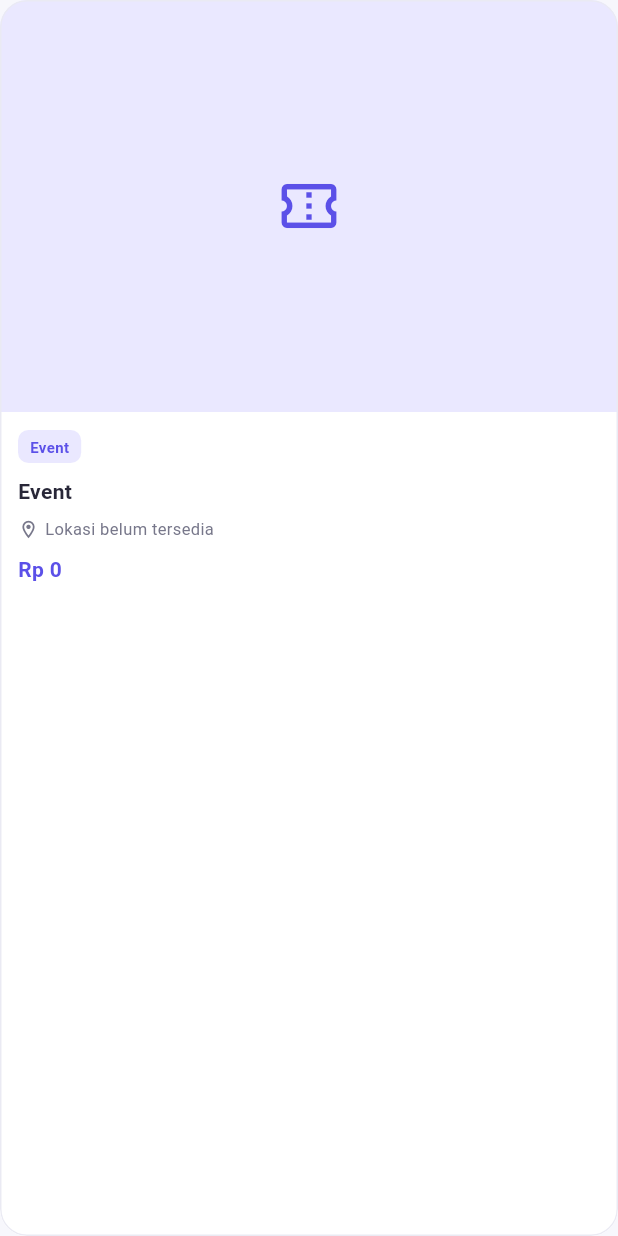
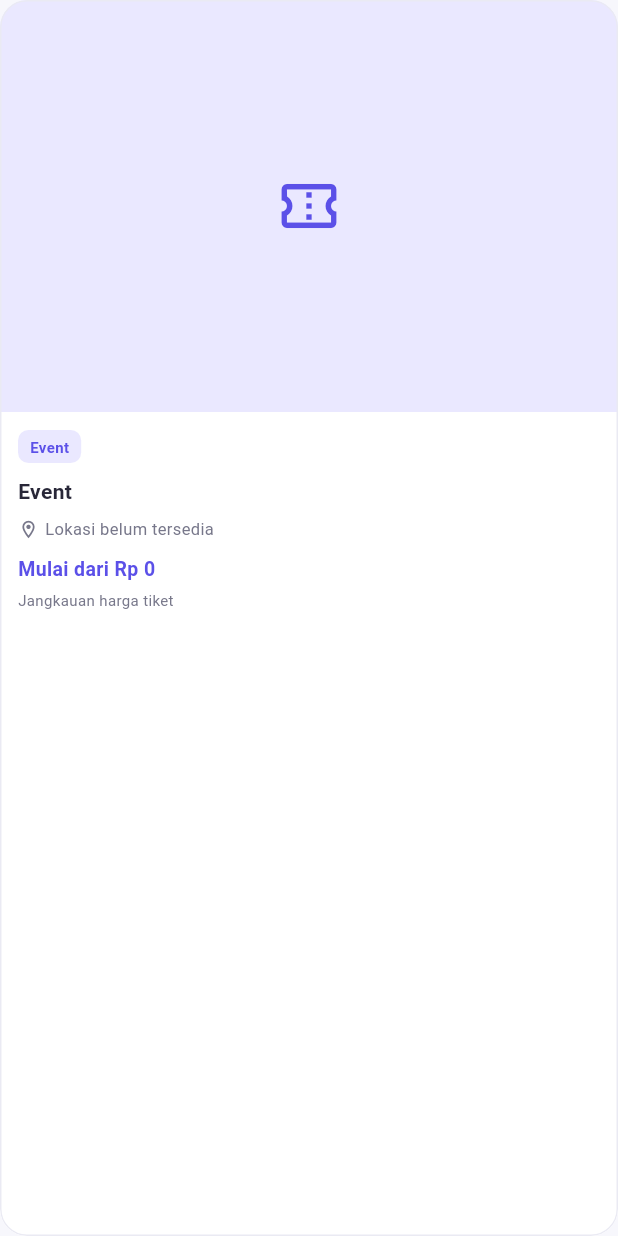
Before and after one commit to fatihnasywan04-oss/Aplikasi-tiket-update, a Flutter app: the EventCard widget shown alone on an empty page, opened directly with empty values, on a phone screen of 412 x 824 dp. Run offline on Flutter 3.47's test engine with Material 3 defaults, Android fonts, the phone set to English and light mode, and no system bars; our stand-ins replace shared_preferences; accounts and stored records are empty; network calls fail.

Commit message:
Update Flutter ticket booking app

```diff
--- a/lib/widgets/event_card.dart
+++ b/lib/widgets/event_card.dart
@@ -1,37 +1,164 @@
+
 import 'package:flutter/material.dart';
 
 class EventCard extends StatelessWidget {
   final Map<String, dynamic> event;
   final VoidCallback onTap;
 
-  const EventCard({super.key, required this.event, required this.onTap});
+  const EventCard({
+    super.key,
+    required this.event,
+    required this.onTap,
+  });
 
-  String _getValue(List<String> keys, {String fallback = '-'}) {
+  String _getValue(
+    List<String> keys, {
+    String fallback = '-',
+  }) {
     for (final key in keys) {
       final value = event[key];
+
       if (value != null && value.toString().trim().isNotEmpty) {
         return value.toString();
       }
     }
+
     return fallback;
+  }
+
+  num _toNumber(dynamic value) {
+    if (value is num) return value;
+
+    if (value == null) return 0;
+
+    var raw = value.toString().trim();
+
+    if (raw.isEmpty) return 0;
+
+    // Menghilangkan simbol mata uang dan spasi.
+    raw = raw.replaceAll(RegExp(r'[^0-9,.-]'), '');
+
+    // Format API biasanya berupa angka biasa atau desimal.
+    // Format Indonesia seperti 350.000 dibaca sebagai 350000.
+    if (raw.contains('.') && raw.contains(',')) {
+      raw = raw.replaceAll('.', '').replaceAll(',', '.');
+    } else if (raw.contains('.')) {
+      final parts = raw.split('.');
+      if (parts.length > 1 && parts.last.length == 3) {
+        raw = raw.replaceAll('.', '');
+      }
+    } else if (raw.contains(',')) {
+      final parts = raw.split(',');
+      if (parts.length > 1 && parts.last.length == 3) {
+        raw = raw.replaceAll(',', '');
+      } else {
+        raw = raw.replaceAll(',', '.');
+      }
+    }
+
+    return num.tryParse(raw) ?? 0;
+  }
+
+  String _formatPrice(num value) {
+    final digits = value.round().toString();
+    final result = StringBuffer();
+
+    for (int i = 0; i < digits.length; i++) {
+      if (i > 0 && (digits.length - i) % 3 == 0) {
+        result.write('.');
+      }
+
+      result.write(digits[i]);
+    }
+
+    return 'Rp $result';
+  }
+
+  String _getPriceRange() {
+    // Cari daftar kelas tiket yang mungkin disertakan oleh API.
+    dynamic rawClasses;
+
+    for (final key in [
+      'ticket_classes',
+      'ticketClasses',
+      'ticket_types',
+      'ticketTypes',
+      'tickets',
+      'kelas_tiket',
+    ]) {
+      if (event[key] is List) {
+        rawClasses = event[key];
+        break;
+      }
+    }
+
+    final prices = <num>[];
+
+    if (rawClasses is List) {
+      for (final item in rawClasses) {
+        if (item is! Map) continue;
+
+        final ticket = Map<String, dynamic>.from(item);
+        final rawPrice = ticket['price'] ??
+            ticket['ticket_price'] ??
+            ticket['harga'];
+
+        if (rawPrice == null) continue;
+
+        final price = _toNumber(rawPrice);
+
+        if (price >= 0) {
+          prices.add(price);
+        }
+      }
+    }
+
+    if (prices.isNotEmpty) {
+      prices.sort();
+
+      if (prices.first == prices.last) {
+        return 'Mulai dari ${_formatPrice(prices.first)}';
+      }
+
+      return 'Mulai dari ${_formatPrice(prices.first)} - '
+          '${_formatPrice(prices.last)}';
+    }
+
+    // Fallback untuk API yang hanya mengirim satu harga event.
+    final singlePrice = event['price'] ??
+        event['ticket_price'] ??
+        event['harga'];
+
+    if (singlePrice != null) {
+      return 'Mulai dari ${_formatPrice(_toNumber(singlePrice))}';
+    }
+
+    return 'Harga belum tersedia';
   }
 
   @override
   Widget build(BuildContext context) {
-    final title = _getValue(['title', 'name', 'nama_event'], fallback: 'Event');
-    final category = _getValue(['category', 'kategori'], fallback: 'Event');
-    final location = _getValue([
-      'location',
-      'venue',
-      'lokasi',
-    ], fallback: 'Lokasi belum tersedia');
-    final image = _getValue([
-      'image_url',
-      'poster_url',
-      'image',
-      'gambar',
-    ], fallback: '');
-    final price = _getValue(['price', 'ticket_price', 'harga'], fallback: '0');
+    final title = _getValue(
+      ['title', 'name', 'nama_event'],
+      fallback: 'Event',
+    );
+
+    final category = _getValue(
+      ['category', 'kategori'],
+      fallback: 'Event',
+    );
+
+    final location = _getValue(
+      ['location', 'venue', 'lokasi'],
+      fallback: 'Lokasi belum tersedia',
+    );
+
+    final image = _getValue(
+      ['image_url', 'poster_url', 'image', 'gambar'],
+      fallback: '',
+    );
+
+    final priceRange = _getPriceRange();
 
     return Card(
       clipBehavior: Clip.antiAlias,
@@ -110,13 +237,21 @@ class EventCard extends StatelessWidget {
                   ),
                   const SizedBox(height: 9),
                   Text(
-                    'Rp $price',
-                    maxLines: 1,
+                    priceRange,
+                    maxLines: 2,
                     overflow: TextOverflow.ellipsis,
                     style: const TextStyle(
                       color: Color(0xFF5B50E8),
-                      fontSize: 14,
+                      fontSize: 13,
                       fontWeight: FontWeight.bold,
+                    ),
+                  ),
+                  const SizedBox(height: 4),
+                  const Text(
+                    'Jangkauan harga tiket',
+                    style: TextStyle(
+                      fontSize: 10,
+                      color: Color(0xFF77778A),
                     ),
                   ),
                 ],
```
